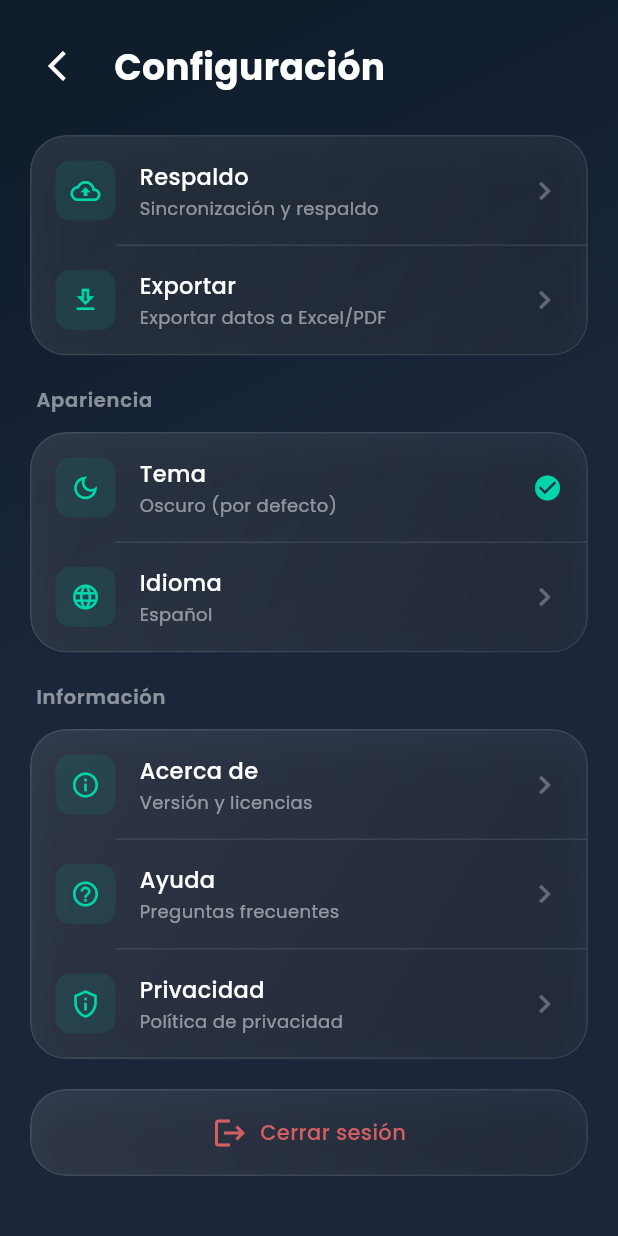
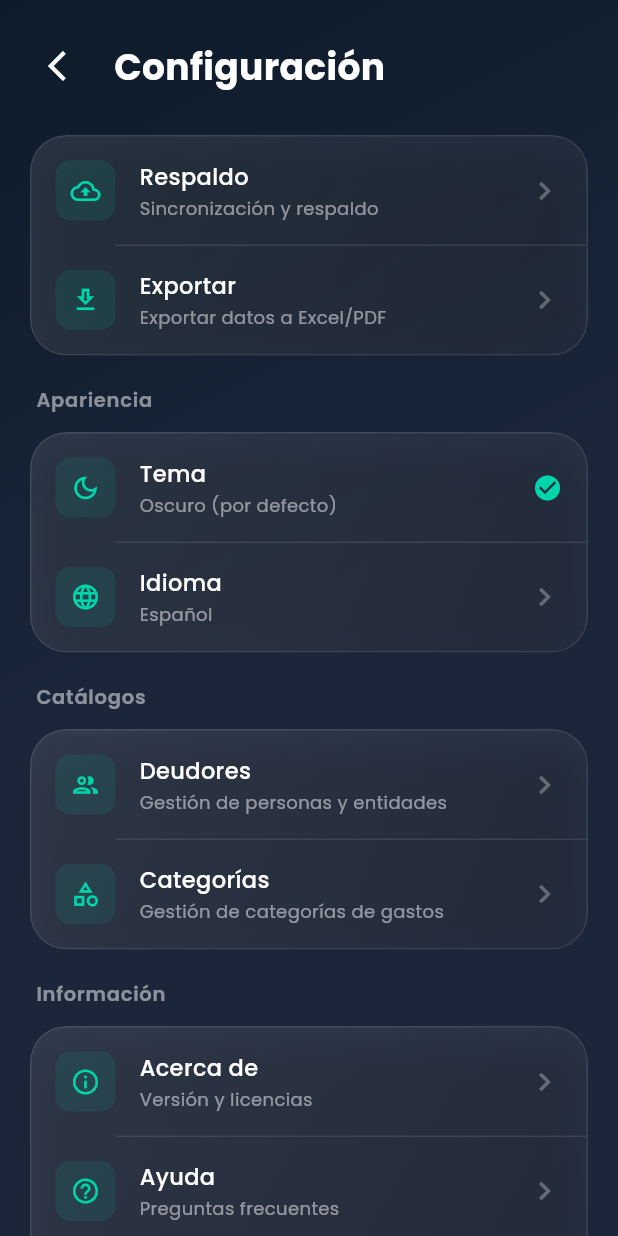
Before and after one commit to dienerlionel13/lytix, a Flutter app: the SettingsScreen screen opened by its route, scrolled down 320 dp, on a phone screen of 412 x 824 dp. Run offline on Flutter 3.47's test engine with Material 3 defaults, Android fonts, the phone set to English and light mode, and no system bars; drawn by our look-alikes of flutter_animate; our stand-ins replace fl_chart, flutter_dotenv, google_fonts, local_auth, sqflite, supabase_flutter; accounts and stored records are empty.

Commit message:
organizar gestión de deudores y categorías en nueva sección de Catálogos en configuración

```diff
--- a/lib/presentation/screens/budget/budget_screen.dart
+++ b/lib/presentation/screens/budget/budget_screen.dart
@@ -107,11 +107,6 @@ class _BudgetScreenState extends State<BudgetScreen> {
           ),
         ),
       ),
-      floatingActionButton: FloatingActionButton(
-        onPressed: () => Navigator.pushNamed(context, '/budget/add'),
-        backgroundColor: AppColors.primary,
-        child: const Icon(Icons.add, color: Colors.white),
-      ).animate().scale(delay: 300.ms, duration: 300.ms),
     );
   }
 
--- a/lib/presentation/screens/settings/settings_screen.dart
+++ b/lib/presentation/screens/settings/settings_screen.dart
@@ -1,6 +1,8 @@
 import 'package:flutter/material.dart';
 import 'package:flutter_animate/flutter_animate.dart';
+import 'package:provider/provider.dart';
 import '../../../core/theme/app_colors.dart';
+import '../../../core/services/auth_service.dart';
 import '../../widgets/common/glass_card.dart';
 
 class SettingsScreen extends StatelessWidget {
@@ -94,6 +96,37 @@ class SettingsScreen extends StatelessWidget {
                             subtitle: 'Español',
                             onTap: () {
                               // Todo: Language settings
+                            },
+                          ),
+                        ],
+                      ),
+                      const SizedBox(height: 20),
+                      _buildSection(
+                        title: 'Catálogos',
+                        items: [
+                          _SettingItem(
+                            icon: Icons.people_outlined,
+                            title: 'Deudores',
+                            subtitle: 'Gestión de personas y entidades',
+                            onTap: () =>
+                                Navigator.pushNamed(context, '/debtors'),
+                          ),
+                          _SettingItem(
+                            icon: Icons.category_outlined,
+                            title: 'Categorías',
+                            subtitle: 'Gestión de categorías de gastos',
+                            onTap: () {
+                              final authService = Provider.of<AuthService>(
+                                context,
+                                listen: false,
+                              );
+                              if (authService.currentUser != null) {
+                                Navigator.pushNamed(
+                                  context,
+                                  '/debtor/categories',
+                                  arguments: authService.currentUser!.id,
+                                );
+                              }
                             },
                           ),
                         ],
```
Also changed, not shown: lib/presentation/screens/debts/debtors_list_screen.dart (+10 -10 lines).
